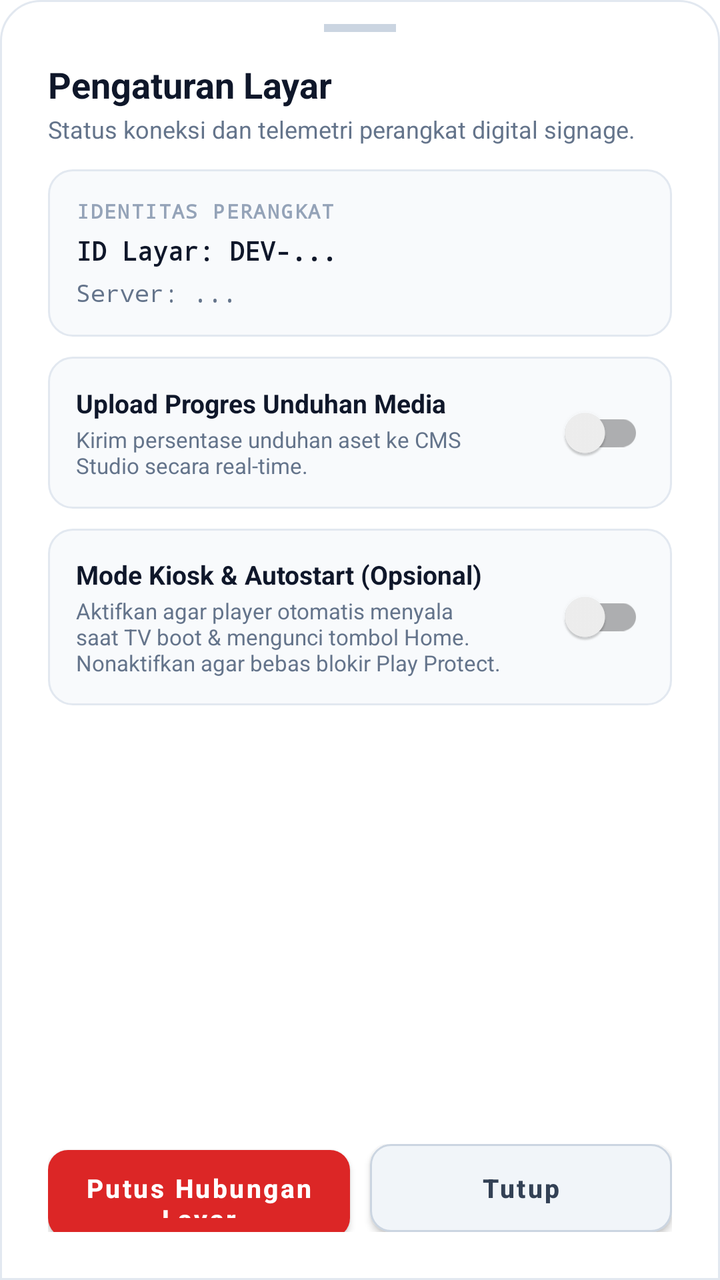
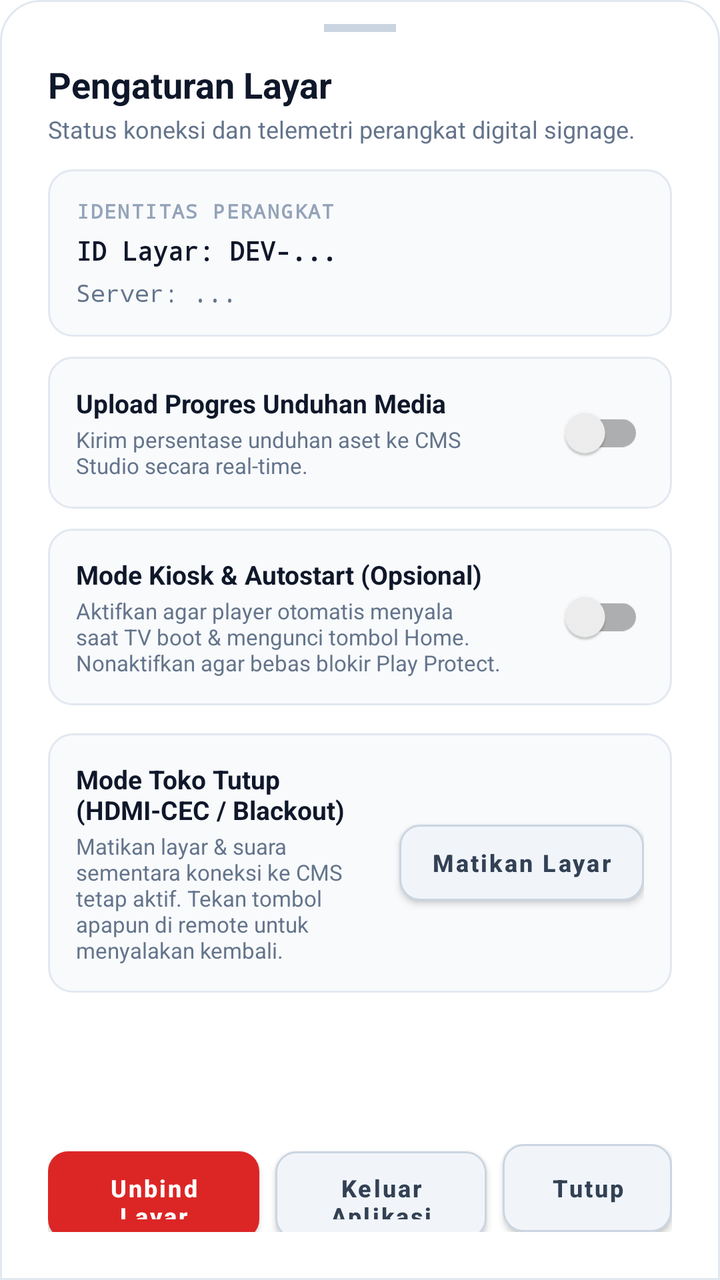

Screens rendered from an Android XML layout before and after an edit, with the pre-edit source and the edit as a unified diff.
<!-- AndroidManifest.xml: application theme Theme.DKASigmaPlayer -->
<!-- res/layout/bottom_sheet_player_settings.xml -->
<?xml version="1.0" encoding="utf-8"?>
<LinearLayout xmlns:android="http://schemas.android.com/apk/res/android"
    xmlns:app="http://schemas.android.com/apk/res-auto"
    android:layout_width="match_parent"
    android:layout_height="wrap_content"
    android:orientation="vertical"
    android:background="@drawable/bg_bottom_sheet"
    android:paddingStart="24dp"
    android:paddingEnd="24dp"
    android:paddingTop="12dp"
    android:paddingBottom="24dp">

    
    <View
        android:layout_width="36dp"
        android:layout_height="4dp"
        android:layout_gravity="center_horizontal"
        android:layout_marginBottom="14dp"
        android:background="@color/sheet_drag_handle" />

    
    <TextView
        android:layout_width="match_parent"
        android:layout_height="wrap_content"
        android:text="Pengaturan Layar"
        android:textColor="@color/sheet_text_primary"
        android:textSize="18sp"
        android:textStyle="bold" />

    <TextView
        android:layout_width="match_parent"
        android:layout_height="wrap_content"
        android:layout_marginTop="2dp"
        android:layout_marginBottom="12dp"
        android:text="Status koneksi dan telemetri perangkat digital signage."
        android:textColor="@color/sheet_text_secondary"
        android:textSize="12sp" />

    
    <ScrollView
        android:id="@+id/scrollSettingsContent"
        android:layout_width="match_parent"
        android:layout_height="0dp"
        android:layout_weight="1"
        android:fillViewport="true"
        android:scrollbars="none">

        <LinearLayout
            android:layout_width="match_parent"
            android:layout_height="wrap_content"
            android:orientation="vertical">

            
            <LinearLayout
                android:layout_width="match_parent"
                android:layout_height="wrap_content"
                android:orientation="vertical"
                android:background="@drawable/bg_input_field"
                android:padding="14dp">

                <TextView
                    android:layout_width="wrap_content"
                    android:layout_height="wrap_content"
                    android:fontFamily="monospace"
                    android:letterSpacing="0.08"
                    android:text="IDENTITAS PERANGKAT"
                    android:textColor="@color/sheet_text_muted"
                    android:textSize="10sp"
                    android:textStyle="bold" />

                <TextView
                    android:id="@+id/tvSettingsDeviceId"
                    android:layout_width="match_parent"
                    android:layout_height="wrap_content"
                    android:layout_marginTop="4dp"
                    android:fontFamily="monospace"
                    android:text="ID Layar: DEV-..."
                    android:textColor="@color/sheet_text_primary"
                    android:textSize="13sp"
                    android:textStyle="bold" />

                <TextView
                    android:id="@+id/tvSettingsServerUrl"
                    android:layout_width="match_parent"
                    android:layout_height="wrap_content"
                    android:layout_marginTop="4dp"
                    android:fontFamily="monospace"
                    android:text="Server: ..."
                    android:textColor="@color/sheet_text_secondary"
                    android:textSize="12sp" />
            </LinearLayout>

            
            <LinearLayout
                android:layout_width="match_parent"
                android:layout_height="wrap_content"
                android:layout_marginTop="10dp"
                android:orientation="horizontal"
                android:gravity="center_vertical"
                android:background="@drawable/bg_input_field"
                android:padding="14dp">

                <LinearLayout
                    android:layout_width="0dp"
                    android:layout_height="wrap_content"
                    android:layout_weight="1"
                    android:orientation="vertical"
                    android:paddingEnd="12dp">

                    <TextView
                        android:layout_width="match_parent"
                        android:layout_height="wrap_content"
                        android:text="Upload Progres Unduhan Media"
                        android:textColor="@color/sheet_text_primary"
                        android:textSize="13sp"
                        android:textStyle="bold" />

                    <TextView
                        android:layout_width="match_parent"
                        android:layout_height="wrap_content"
                        android:layout_marginTop="2dp"
                        android:text="Kirim persentase unduhan aset ke CMS Studio secara real-time."
                        android:textColor="@color/sheet_text_secondary"
                        android:textSize="11sp" />
                </LinearLayout>

                <androidx.appcompat.widget.SwitchCompat
                    android:id="@+id/switchProgressUpload"
                    android:layout_width="wrap_content"
                    android:layout_height="wrap_content"
                    android:focusable="true" />
            </LinearLayout>

            
            <LinearLayout
                android:layout_width="match_parent"
                android:layout_height="wrap_content"
                android:layout_marginTop="10dp"
                android:layout_marginBottom="4dp"
                android:orientation="vertical"
                android:background="@drawable/bg_input_field"
                android:padding="14dp">

                <LinearLayout
                    android:layout_width="match_parent"
                    android:layout_height="wrap_content"
                    android:orientation="horizontal"
                    android:gravity="center_vertical">

                    <LinearLayout
                        android:layout_width="0dp"
                        android:layout_height="wrap_content"
                        android:layout_weight="1"
                        android:orientation="vertical"
                        android:paddingEnd="12dp">

                        <TextView
                            android:layout_width="match_parent"
                            android:layout_height="wrap_content"
                            android:text="Mode Kiosk &amp; Autostart (Opsional)"
                            android:textColor="@color/sheet_text_primary"
                            android:textSize="13sp"
                            android:textStyle="bold" />

                        <TextView
                            android:layout_width="match_parent"
                            android:layout_height="wrap_content"
                            android:layout_marginTop="2dp"
                            android:text="Aktifkan agar player otomatis menyala saat TV boot &amp; mengunci tombol Home. Nonaktifkan agar bebas blokir Play Protect."
                            android:textColor="@color/sheet_text_secondary"
                            android:textSize="11sp" />
                    </LinearLayout>

                    <androidx.appcompat.widget.SwitchCompat
                        android:id="@+id/switchKioskMode"
                        android:layout_width="wrap_content"
                        android:layout_height="wrap_content"
                        android:focusable="true" />
                </LinearLayout>

                <Button
                    android:id="@+id/btnOpenAccessibilitySettings"
                    android:layout_width="match_parent"
                    android:layout_height="36dp"
                    android:layout_marginTop="10dp"
                    android:background="@drawable/bg_btn_secondary"
                    app:backgroundTint="@null"
                    android:text="Buka Pengaturan Aksesibilitas TV"
                    android:textAllCaps="false"
                    android:textColor="@color/sheet_btn_secondary_text"
                    android:textSize="12sp"
                    android:textStyle="bold"
                    android:visibility="gone"
                    android:focusable="true" />
            </LinearLayout>

        </LinearLayout>
    </ScrollView>

    
    <LinearLayout
        android:layout_width="match_parent"
        android:layout_height="wrap_content"
        android:layout_marginTop="14dp"
        android:orientation="horizontal">

        <Button
            android:id="@+id/btnUnbindDevice"
            android:layout_width="0dp"
            android:layout_height="44dp"
            android:layout_weight="1"
            android:background="@drawable/bg_btn_danger"
            app:backgroundTint="@null"
            android:text="Putus Hubungan Layar"
            android:textAllCaps="false"
            android:textColor="#ffffff"
            android:textSize="13sp"
            android:textStyle="bold"
            android:focusable="true"
            android:focusableInTouchMode="true" />

        <Button
            android:id="@+id/btnDismissSettings"
            android:layout_width="0dp"
            android:layout_height="44dp"
            android:layout_weight="1"
            android:layout_marginStart="10dp"
            android:background="@drawable/bg_btn_secondary"
            app:backgroundTint="@null"
            android:text="Tutup"
            android:textAllCaps="false"
            android:textColor="@color/sheet_btn_secondary_text"
            android:textSize="13sp"
            android:textStyle="bold"
            android:focusable="true"
            android:focusableInTouchMode="true" />
    </LinearLayout>
</LinearLayout>
<!-- resources referenced by this layout -->
<resources>
  <color name="sheet_btn_secondary_text">#334155</color>
  <color name="sheet_drag_handle">#cbd5e1</color>
  <color name="sheet_text_muted">#94a3b8</color>
  <color name="sheet_text_primary">#0f172a</color>
  <color name="sheet_text_secondary">#64748b</color>
  <!-- drawable bg_bottom_sheet (drawable) -->
  <?xml version="1.0" encoding="utf-8"?>
  <shape xmlns:android="http://schemas.android.com/apk/res/android"
      android:shape="rectangle">
      <solid android:color="@color/sheet_bg" />
      <corners
          android:topLeftRadius="20dp"
          android:topRightRadius="20dp" />
      <stroke
          android:width="1dp"
          android:color="@color/sheet_card_border" />
  </shape>
  <!-- drawable bg_btn_danger (drawable) -->
  <?xml version="1.0" encoding="utf-8"?>
  <ripple xmlns:android="http://schemas.android.com/apk/res/android"
      android:color="@color/sheet_btn_danger_ripple">
      <item>
          <shape android:shape="rectangle">
              <solid android:color="@color/sheet_btn_danger_bg" />
              <corners android:radius="10dp" />
          </shape>
      </item>
  </ripple>
  <!-- drawable bg_btn_secondary (drawable) -->
  <?xml version="1.0" encoding="utf-8"?>
  <ripple xmlns:android="http://schemas.android.com/apk/res/android"
      android:color="@color/sheet_card_border">
      <item>
          <shape android:shape="rectangle">
              <solid android:color="@color/sheet_btn_secondary_bg" />
              <corners android:radius="10dp" />
              <stroke
                  android:width="1dp"
                  android:color="@color/sheet_btn_secondary_border" />
          </shape>
      </item>
  </ripple>
  <!-- drawable bg_input_field (drawable) -->
  <?xml version="1.0" encoding="utf-8"?>
  <shape xmlns:android="http://schemas.android.com/apk/res/android"
      android:shape="rectangle">
      <solid android:color="@color/sheet_card_bg" />
      <corners android:radius="12dp" />
      <stroke
          android:width="1dp"
          android:color="@color/sheet_card_border" />
  </shape>
  <style name="Theme.DKASigmaPlayer" parent="Theme.MaterialComponents.DayNight.NoActionBar">
          <item name="colorPrimary">@color/primary_500</item>
          <item name="colorPrimaryVariant">@color/primary_600</item>
          <item name="colorOnPrimary">#ffffff</item>
          <item name="android:statusBarColor">@color/sheet_bg</item>
          <item name="android:navigationBarColor">@color/sheet_bg</item>
      </style>
  <color name="sheet_bg">#ffffff</color>
  <color name="sheet_card_border">#e2e8f0</color>
  <color name="sheet_btn_danger_ripple">#b91c1c</color>
  <color name="sheet_btn_danger_bg">#dc2626</color>
  <color name="sheet_btn_secondary_bg">#f1f5f9</color>
  <color name="sheet_btn_secondary_border">#cbd5e1</color>
  <color name="sheet_card_bg">#f8fafc</color>
  <color name="primary_500">#0284c7</color>
  <color name="primary_600">#0369a1</color>
</resources>

<!-- the commit's change to res/layout/bottom_sheet_player_settings.xml (unified diff, before → after) -->
@@ -194,6 +194,55 @@
                     android:focusable="true" />
             </LinearLayout>
 
+            
+            <LinearLayout
+                android:layout_width="match_parent"
+                android:layout_height="wrap_content"
+                android:layout_marginTop="10dp"
+                android:layout_marginBottom="4dp"
+                android:orientation="horizontal"
+                android:gravity="center_vertical"
+                android:background="@drawable/bg_input_field"
+                android:padding="14dp">
+
+                <LinearLayout
+                    android:layout_width="0dp"
+                    android:layout_height="wrap_content"
+                    android:layout_weight="1"
+                    android:orientation="vertical"
+                    android:paddingEnd="12dp">
+
+                    <TextView
+                        android:layout_width="match_parent"
+                        android:layout_height="wrap_content"
+                        android:text="Mode Toko Tutup (HDMI-CEC / Blackout)"
+                        android:textColor="@color/sheet_text_primary"
+                        android:textSize="13sp"
+                        android:textStyle="bold" />
+
+                    <TextView
+                        android:layout_width="match_parent"
+                        android:layout_height="wrap_content"
+                        android:layout_marginTop="2dp"
+                        android:text="Matikan layar &amp; suara sementara koneksi ke CMS tetap aktif. Tekan tombol apapun di remote untuk menyalakan kembali."
+                        android:textColor="@color/sheet_text_secondary"
+                        android:textSize="11sp" />
+                </LinearLayout>
+
+                <Button
+                    android:id="@+id/btnSleepScreenNow"
+                    android:layout_width="wrap_content"
+                    android:layout_height="38dp"
+                    android:background="@drawable/bg_btn_secondary"
+                    app:backgroundTint="@null"
+                    android:text="Matikan Layar"
+                    android:textAllCaps="false"
+                    android:textColor="@color/sheet_btn_secondary_text"
+                    android:textSize="12sp"
+                    android:textStyle="bold"
+                    android:focusable="true" />
+            </LinearLayout>
+
         </LinearLayout>
     </ScrollView>
 
@@ -211,10 +260,26 @@
             android:layout_weight="1"
             android:background="@drawable/bg_btn_danger"
             app:backgroundTint="@null"
-            android:text="Putus Hubungan Layar"
+            android:text="Unbind Layar"
             android:textAllCaps="false"
             android:textColor="#ffffff"
-            android:textSize="13sp"
+            android:textSize="12sp"
+            android:textStyle="bold"
+            android:focusable="true"
+            android:focusableInTouchMode="true" />
+
+        <Button
+            android:id="@+id/btnExitApp"
+            android:layout_width="0dp"
+            android:layout_height="44dp"
+            android:layout_weight="1"
+            android:layout_marginStart="8dp"
+            android:background="@drawable/bg_btn_secondary"
+            app:backgroundTint="@null"
+            android:text="Keluar Aplikasi"
+            android:textAllCaps="false"
+            android:textColor="@color/sheet_btn_secondary_text"
+            android:textSize="12sp"
             android:textStyle="bold"
             android:focusable="true"
             android:focusableInTouchMode="true" />
@@ -223,14 +288,14 @@
             android:id="@+id/btnDismissSettings"
             android:layout_width="0dp"
             android:layout_height="44dp"
-            android:layout_weight="1"
-            android:layout_marginStart="10dp"
+            android:layout_weight="0.8"
+            android:layout_marginStart="8dp"
             android:background="@drawable/bg_btn_secondary"
             app:backgroundTint="@null"
             android:text="Tutup"
             android:textAllCaps="false"
             android:textColor="@color/sheet_btn_secondary_text"
-            android:textSize="13sp"
+            android:textSize="12sp"
             android:textStyle="bold"
             android:focusable="true"
             android:focusableInTouchMode="true" />
